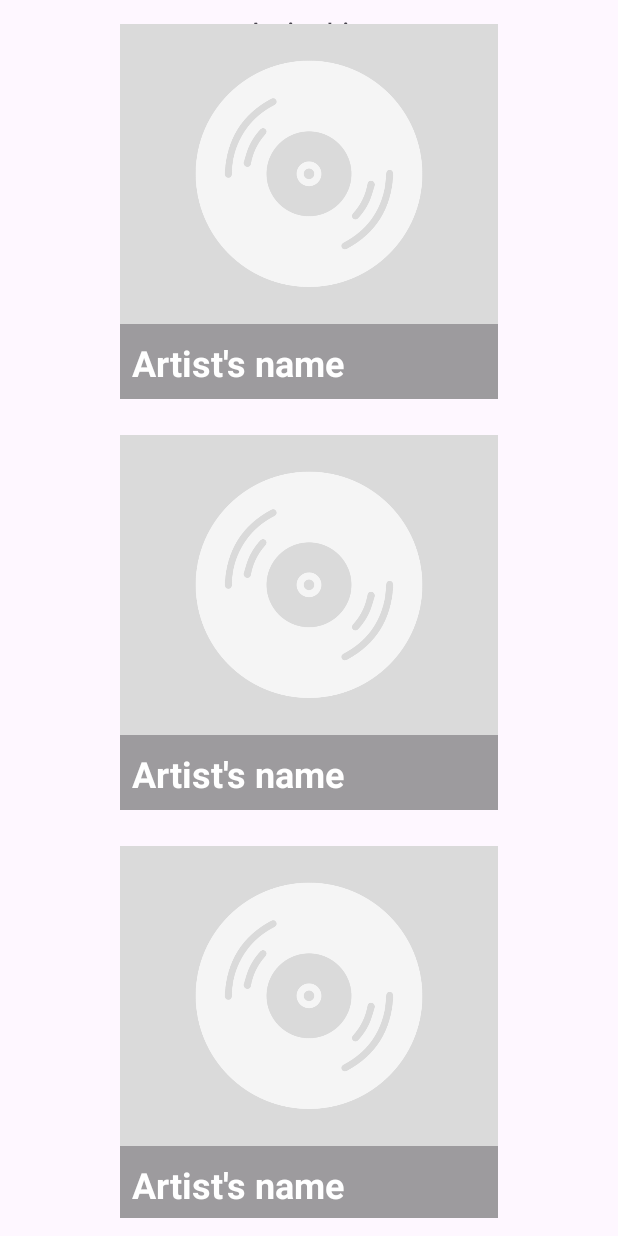
After one commit to juandata-dev/Vinilos_Magnificos, an Android app: the layout fragment_artists.xml on its own in the app's theme, with its tools: preview values and no code run, on a phone screen of 412 x 824 dp. The commit adds this screen. Run offline under Robolectric (Android 15) with nearby library versions, the phone set to English and light mode, and no system bars; network calls fail.

Commit message:
(feat) artists list added

```diff
--- a/app/src/main/java/co/edu/uniandes/vinilotunes/MainActivity.kt
+++ b/app/src/main/java/co/edu/uniandes/vinilotunes/MainActivity.kt
@@ -52,7 +52,7 @@ class MainActivity : AppCompatActivity() {
         // Definir configuración de la barra de aplicaciones y el menú lateral
         appBarConfiguration = AppBarConfiguration(
             setOf(
-                R.id.nav_gallery, R.id.nav_album, R.id.nav_home, R.id.nav_slideshow
+                R.id.nav_artists, R.id.nav_album, R.id.nav_home, R.id.nav_slideshow
             ), drawerLayout
         )
 
--- a/app/src/main/java/co/edu/uniandes/vinilotunes/data/net/VinilosApiClient.kt
+++ b/app/src/main/java/co/edu/uniandes/vinilotunes/data/net/VinilosApiClient.kt
@@ -41,4 +41,5 @@ object VinilosApiClient {
      */
     val albums: AlbumApi = apiRetrofit.create(AlbumApi::class.java)
 
+    val artist: ArtistApi = apiRetrofit.create(ArtistApi::class.java)
 }
--- /dev/null
+++ b/app/src/main/res/layout/fragment_artists.xml
@@ -0,0 +1,37 @@
+<?xml version="1.0" encoding="utf-8"?>
+<FrameLayout xmlns:android="http://schemas.android.com/apk/res/android"
+    xmlns:app="http://schemas.android.com/apk/res-auto"
+    xmlns:tools="http://schemas.android.com/tools"
+    android:layout_width="match_parent"
+    android:layout_height="match_parent"
+    tools:context=".ui.artist.ArtistsFragment">
+
+    <TextView
+        android:id="@+id/text_album"
+        android:layout_width="match_parent"
+        android:layout_height="wrap_content"
+        android:layout_marginStart="8dp"
+        android:layout_marginTop="8dp"
+        android:layout_marginEnd="8dp"
+        android:text="@string/artist_list"
+        android:textAlignment="center"
+        android:textSize="20sp"
+        app:layout_constraintBottom_toBottomOf="parent"
+        app:layout_constraintEnd_toEndOf="parent"
+        app:layout_constraintStart_toStartOf="parent"
+        app:layout_constraintTop_toTopOf="parent" />
+
+    <androidx.recyclerview.widget.RecyclerView
+        android:id="@+id/rvArtist"
+        android:layout_width="match_parent"
+        android:layout_height="match_parent"
+        android:clipToPadding="true"
+        android:paddingBottom="12dp"
+        app:layoutManager="androidx.recyclerview.widget.LinearLayoutManager"
+        app:layout_constraintBottom_toBottomOf="parent"
+        app:layout_constraintEnd_toEndOf="parent"
+        app:layout_constraintStart_toStartOf="parent"
+        app:layout_constraintTop_toTopOf="parent"
+        tools:listitem="@layout/item_artist_layout" />
+
+</FrameLayout>
--- /dev/null
+++ b/app/src/main/res/layout/item_artist_layout.xml
@@ -0,0 +1,66 @@
+<?xml version="1.0" encoding="utf-8"?>
+<layout xmlns:tools="http://schemas.android.com/tools"
+    xmlns:android="http://schemas.android.com/apk/res/android"
+    xmlns:app="http://schemas.android.com/apk/res-auto">
+
+    <!-- Este bloque hace el binding de datos del album de este viewHolder con el adapter -->
+    <data>
+        <variable
+            name="artist"
+            type="co.edu.uniandes.vinilotunes.data.model.Performer" />
+        <variable
+            name="position"
+            type="Integer" />
+        <variable
+            name="artistAdapter"
+            type="co.edu.uniandes.vinilotunes.ui.artist.ArtistAdapter" />
+    </data>
+
+    <androidx.constraintlayout.widget.ConstraintLayout
+        android:layout_width="match_parent"
+        android:layout_height="wrap_content"
+        android:layout_marginTop="8dp"
+        android:layout_marginBottom="8dp"
+        android:clickable="true"
+        android:focusable="true"
+        android:onClick="@{ () -> artistAdapter.onClickArtist(position) }">
+
+        <FrameLayout
+            android:layout_width="0dp"
+            android:layout_height="wrap_content"
+            android:layout_marginStart="80dp"
+            android:layout_marginEnd="80dp"
+            android:layout_marginTop="8dp"
+            app:layout_constraintEnd_toEndOf="parent"
+            app:layout_constraintStart_toStartOf="parent"
+            app:layout_constraintTop_toTopOf="parent">
+            <View
+                android:layout_width="match_parent"
+                android:layout_height="250dp"
+                android:background="#B3767676" />
+            <ImageView
+                android:id="@+id/artist_image"
+                android:layout_width="match_parent"
+                android:layout_height="200dp"
+                android:scaleType="centerCrop"
+                app:imageUrl="@{artist.image}"
+                android:src="@drawable/album_placeholder"
+                android:contentDescription="@string/add" />
+            <TextView
+                android:id="@+id/tvNameArtist"
+                android:layout_width="match_parent"
+                android:layout_height="wrap_content"
+                android:layout_gravity="bottom"
+                android:text="@{artist.name}"
+                android:textColor="@color/white"
+                android:textSize="24sp"
+                android:textStyle="bold"
+                android:padding="8dp"
+                app:layout_constraintTop_toBottomOf="@+id/artist_image"
+                tools:text="Artist's name" />
+
+
+        </FrameLayout>
+    </androidx.constraintlayout.widget.ConstraintLayout>
+
+</layout>
--- a/app/src/main/res/menu/activity_main_drawer.xml
+++ b/app/src/main/res/menu/activity_main_drawer.xml
@@ -11,7 +11,7 @@
 
         <!-- Elemento de menú para navegar a la sección de álbumes -->
         <item
-            android:id="@+id/nav_gallery"
+            android:id="@+id/nav_artists"
             android:icon="@drawable/guitar"
             android:title="@string/menu_artists"
         />
--- a/app/src/main/res/navigation/mobile_navigation.xml
+++ b/app/src/main/res/navigation/mobile_navigation.xml
@@ -9,10 +9,10 @@
 
     <!-- Este fragmento representa la pantalla de galería en la aplicación. -->
     <fragment
-        android:id="@+id/nav_gallery"
-        android:name="co.edu.uniandes.vinilotunes.ui.gallery.GalleryFragment"
+        android:id="@+id/nav_artists"
+        android:name="co.edu.uniandes.vinilotunes.ui.artist.ArtistsFragment"
         android:label=""
-        tools:layout="@layout/fragment_gallery" />
+        tools:layout="@layout/fragment_artists" />
 
     <!-- Este fragmento representa la pantalla de álbumes en la aplicación. -->
     <fragment
--- a/app/src/main/res/values/strings.xml
+++ b/app/src/main/res/values/strings.xml
@@ -27,8 +27,9 @@
     <string name="template_album_cd_tvPerformersRoleVocal">Vocal</string>
     <string name="activity_album_detail_no_performers">No performer info</string>
     <string name="activity_album_no_tracks">No tracks info</string>
-
-
+    <!-- TODO: Remove or change this placeholder text -->
+    <string name="hello_blank_fragment">Hello blank fragment</string>
+    <string name="artist_list">Artist List</string>
 
 
 </resources>
```
Also changed, not shown: app/src/main/java/co/edu/uniandes/vinilotunes/data/net/ApiService.kt (+17 -0 lines), app/src/main/java/co/edu/uniandes/vinilotunes/data/net/ArtistApi.kt (added, +15 -0 lines), app/src/main/java/co/edu/uniandes/vinilotunes/data/repository/ArtistRepository.kt (added, +34 -0 lines), app/src/main/java/co/edu/uniandes/vinilotunes/ui/artist/ArtistAdapter.kt (added, +110 -0 lines), app/src/main/java/co/edu/uniandes/vinilotunes/ui/artist/ArtistViewModel.kt (added, +67 -0 lines), app/src/main/java/co/edu/uniandes/vinilotunes/ui/artist/ArtistsFragment.kt (added, +95 -0 lines).
